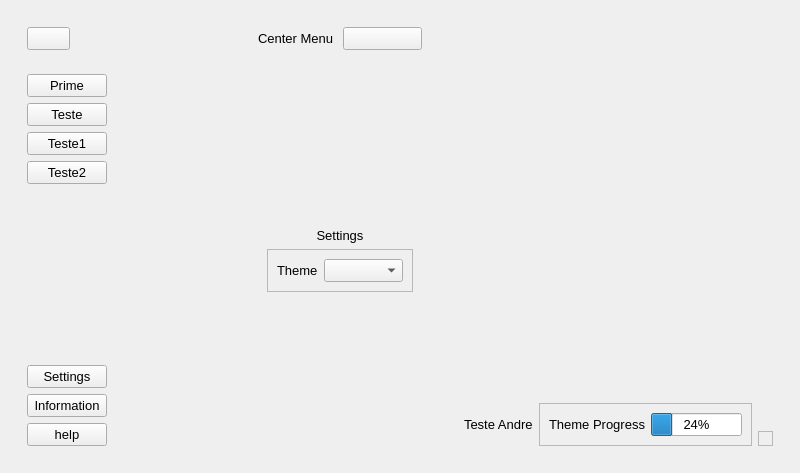
The window that Desktop GUI/ui/interface.ui (henrique-andre/Remote-Desktop) describes before a commit, drawn with Qt 5.
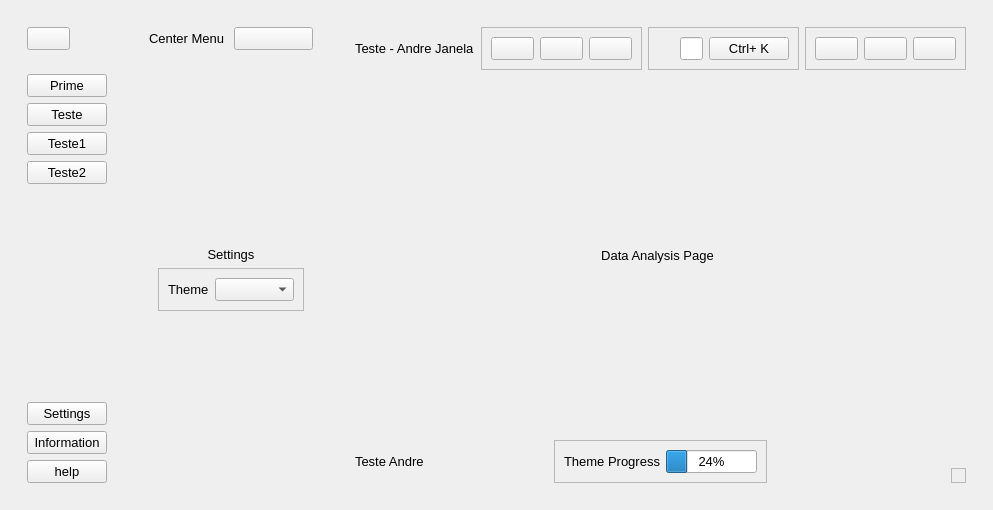
The same window after the commit. Icons and pictures are not drawn.

Diff of the .ui file:
```diff
--- a/Desktop GUI/ui/interface.ui
+++ b/Desktop GUI/ui/interface.ui
@@ -6,8 +6,8 @@
    <rect>
     <x>0</x>
     <y>0</y>
-    <width>800</width>
-    <height>473</height>
+    <width>936</width>
+    <height>510</height>
    </rect>
   </property>
   <property name="font">
@@ -286,12 +286,209 @@
     </item>
     <item>
      <widget class="QWidget" name="maiBody" native="true">
+      <property name="sizePolicy">
+       <sizepolicy hsizetype="Expanding" vsizetype="Preferred">
+        <horstretch>0</horstretch>
+        <verstretch>0</verstretch>
+       </sizepolicy>
+      </property>
       <layout class="QVBoxLayout" name="verticalLayout_10">
-       <item>
-        <widget class="QWidget" name="header" native="true"/>
+       <item alignment="Qt::AlignTop">
+        <widget class="QWidget" name="header" native="true">
+         <layout class="QHBoxLayout" name="horizontalLayout_6">
+          <item>
+           <widget class="QLabel" name="titleTxt_2">
+            <property name="text">
+             <string>Teste - Andre Janela</string>
+            </property>
+           </widget>
+          </item>
+          <item>
+           <widget class="QFrame" name="frame_6">
+            <property name="frameShape">
+             <enum>QFrame::StyledPanel</enum>
+            </property>
+            <property name="frameShadow">
+             <enum>QFrame::Raised</enum>
+            </property>
+            <layout class="QHBoxLayout" name="horizontalLayout_10">
+             <item>
+              <widget class="QPushButton" name="notificationBtn_2">
+               <property name="text">
+                <string/>
+               </property>
+               <property name="icon">
+                <iconset resource="../Qss/icons/_icons.qrc">
+                 <normaloff>:/material_design/icons/material_design/notifications.png</normaloff>:/material_design/icons/material_design/notifications.png</iconset>
+               </property>
+              </widget>
+             </item>
+             <item>
+              <widget class="QPushButton" name="moreBtn_2">
+               <property name="text">
+                <string/>
+               </property>
+               <property name="icon">
+                <iconset resource="../Qss/icons/_icons.qrc">
+                 <normaloff>:/feather/icons/feather/more-horizontal.png</normaloff>:/feather/icons/feather/more-horizontal.png</iconset>
+               </property>
+              </widget>
+             </item>
+             <item>
+              <widget class="QPushButton" name="profileBtn_2">
+               <property name="text">
+                <string/>
+               </property>
+               <property name="icon">
+                <iconset resource="../Qss/icons/_icons.qrc">
+                 <normaloff>:/feather/icons/feather/user.png</normaloff>:/feather/icons/feather/user.png</iconset>
+               </property>
+              </widget>
+             </item>
+            </layout>
+           </widget>
+          </item>
+          <item>
+           <widget class="QFrame" name="searchinpCont_2">
+            <property name="frameShape">
+             <enum>QFrame::StyledPanel</enum>
+            </property>
+            <property name="frameShadow">
+             <enum>QFrame::Raised</enum>
+            </property>
+            <layout class="QHBoxLayout" name="horizontalLayout_11">
+             <item>
+              <widget class="QLabel" name="label_10">
+               <property name="minimumSize">
+                <size>
+                 <width>16</width>
+                 <height>16</height>
+                </size>
+               </property>
+               <property name="maximumSize">
+                <size>
+                 <width>16</width>
+                 <height>16</height>
+                </size>
+               </property>
+               <property name="text">
+                <string/>
+               </property>
+               <property name="pixmap">
+                <pixmap resource="../Qss/icons/_icons.qrc">:/feather/icons/feather/search.png</pixmap>
+               </property>
+               <property name="scaledContents">
+                <bool>true</bool>
+               </property>
+              </widget>
+             </item>
+             <item>
+              <widget class="QLineEdit" name="lineEdit_2"/>
+             </item>
+             <item>
+              <widget class="QPushButton" name="pushButton_10">
+               <property name="text">
+                <string>Ctrl+ K</string>
+               </property>
+              </widget>
+             </item>
+            </layout>
+           </widget>
+          </item>
+          <item alignment="Qt::AlignRight|Qt::AlignTop">
+           <widget class="QFrame" name="frame_7">
+            <property name="frameShape">
+             <enum>QFrame::StyledPanel</enum>
+            </property>
+            <property name="frameShadow">
+             <enum>QFrame::Raised</enum>
+            </property>
+            <layout class="QHBoxLayout" name="horizontalLayout_12">
+             <item>
+              <widget class="QPushButton" name="minimizeBtn_2">
+               <property name="text">
+                <string/>
+               </property>
+               <property name="icon">
+                <iconset resource="../Qss/icons/_icons.qrc">
+                 <normaloff>:/feather/icons/feather/window_minimize.png</normaloff>:/feather/icons/feather/window_minimize.png</iconset>
+               </property>
+              </widget>
+             </item>
+             <item>
+              <widget class="QPushButton" name="restorebtn_2">
+               <property name="text">
+                <string/>
+               </property>
+               <property name="icon">
+                <iconset resource="../Qss/icons/_icons.qrc">
+                 <normaloff>:/feather/icons/feather/window_undock.png</normaloff>:/feather/icons/feather/window_undock.png</iconset>
+               </property>
+              </widget>
+             </item>
+             <item>
+              <widget class="QPushButton" name="closeBtn_2">
+               <property name="text">
+                <string/>
+               </property>
+               <property name="icon">
+                <iconset resource="../Qss/icons/_icons.qrc">
+                 <normaloff>:/feather/icons/feather/window_close.png</normaloff>:/feather/icons/feather/window_close.png</iconset>
+               </property>
+              </widget>
+             </item>
+            </layout>
+           </widget>
+          </item>
+         </layout>
+        </widget>
        </item>
        <item>
-        <widget class="QWidget" name="mainContents" native="true"/>
+        <widget class="QWidget" name="mainContents" native="true">
+         <layout class="QHBoxLayout" name="horizontalLayout_7">
+          <item>
+           <widget class="QWidget" name="mainPagesCont" native="true">
+            <layout class="QVBoxLayout" name="verticalLayout_11">
+             <item>
+              <widget class="QStackedWidget" name="stackedWidget_2">
+               <widget class="QWidget" name="homePage">
+                <layout class="QVBoxLayout" name="verticalLayout_12">
+                 <item>
+                  <widget class="QLabel" name="label_8">
+                   <property name="text">
+                    <string>Data Analysis Page</string>
+                   </property>
+                   <property name="alignment">
+                    <set>Qt::AlignCenter</set>
+                   </property>
+                  </widget>
+                 </item>
+                </layout>
+               </widget>
+               <widget class="QWidget" name="dataAnalysisPage">
+                <layout class="QVBoxLayout" name="verticalLayout_13">
+                 <item>
+                  <widget class="QLabel" name="label_9">
+                   <property name="text">
+                    <string>Data Analy</string>
+                   </property>
+                   <property name="alignment">
+                    <set>Qt::AlignCenter</set>
+                   </property>
+                  </widget>
+                 </item>
+                </layout>
+               </widget>
+              </widget>
+             </item>
+            </layout>
+           </widget>
+          </item>
+          <item>
+           <widget class="QWidget" name="menuDireito" native="true"/>
+          </item>
+         </layout>
+        </widget>
        </item>
        <item alignment="Qt::AlignBottom">
         <widget class="QWidget" name="footer" native="true">
```
